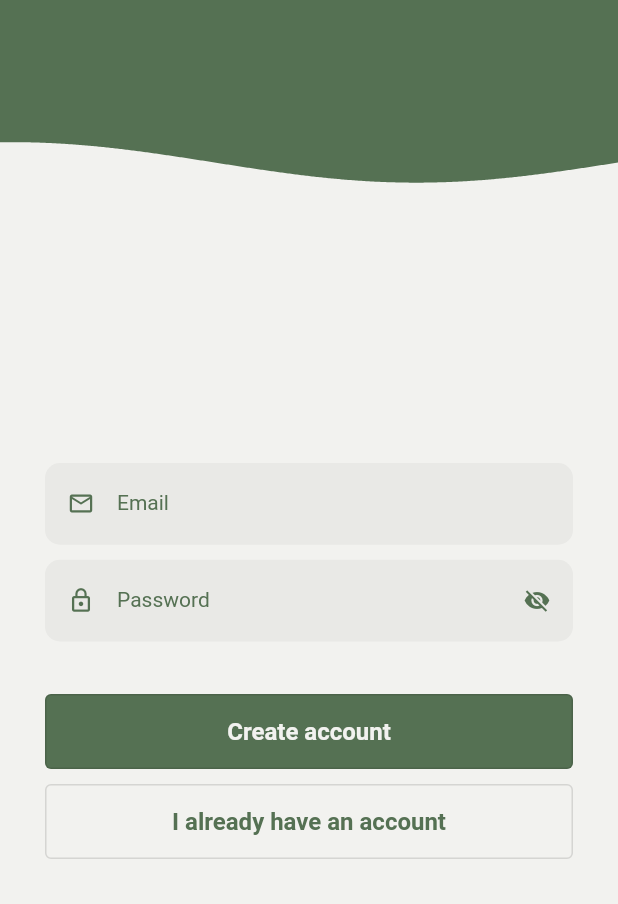
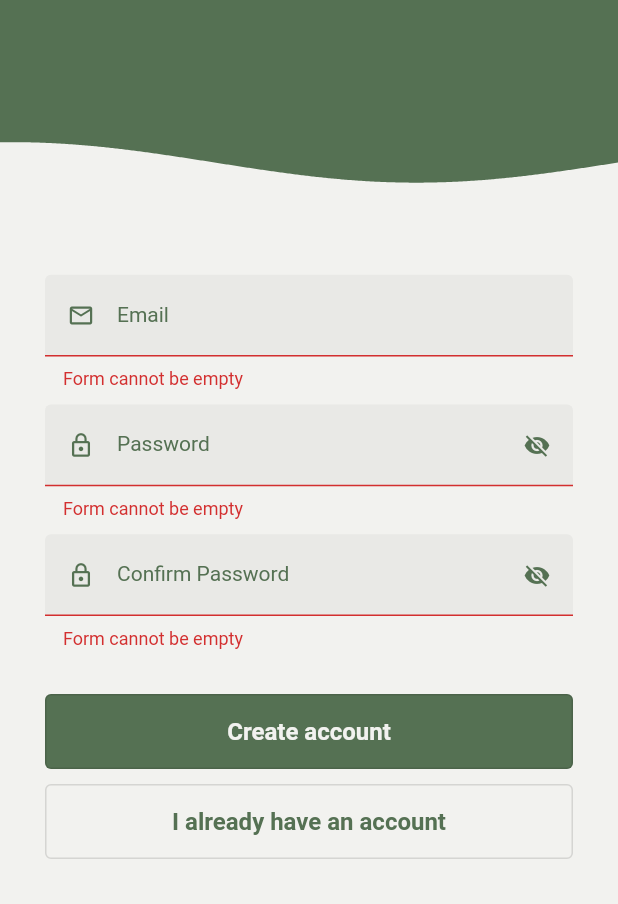
Before and after one commit to paulinagacek/ultra-shambo, a Flutter app: the RegisterPage screen opened directly, after a tap on "Create account", on a phone screen of 412 x 824 dp, the part 332-1236 px from its top. Run offline on Flutter 3.47's test engine with Material 2 defaults, Android fonts, the light colour scheme and no system bars.

Commit message:
Basic validation added

```diff
--- a/mobile_app/lib/homeModel.dart
+++ b/mobile_app/lib/loginModel.dart
@@ -1,7 +1,7 @@
 import 'package:flutter/material.dart';
 import 'package:mobile_app/globals.dart';
 
-class HomeModel extends ChangeNotifier {
+class LoginModel extends ChangeNotifier {
   get isVisible => _isVisible;
   bool _isVisible = false;
   set isVisible(value) {
@@ -9,7 +9,14 @@ class HomeModel extends ChangeNotifier {
     notifyListeners();
   }
 
-  get isValid => _isValid;
+  get isRepeatedVisible => _isRepeatedVisible;
+  bool _isRepeatedVisible = false;
+  set isRepeatedVisible(value) {
+    _isRepeatedVisible = value;
+    notifyListeners();
+  }
+
+  get isEmailValid => _isValid;
   bool _isValid = false;
   void isValidEmail(String input) {
     _isValid = RegExp(
@@ -17,12 +24,4 @@ class HomeModel extends ChangeNotifier {
         .hasMatch(input);
     notifyListeners();
   }
-
-  get isNewPage => _isNewPage;
-  bool _isNewPage = false;
-
-  void setNewPage(bool bool) {
-    _isNewPage = bool;
-    notifyListeners();
-  }
 }
--- a/mobile_app/lib/main.dart
+++ b/mobile_app/lib/main.dart
@@ -1,14 +1,15 @@
 import 'package:flutter/material.dart';
-import 'package:mobile_app/homeModel.dart';
+import 'package:mobile_app/loginModel.dart';
 import 'package:mobile_app/views/loginPage.dart';
 import 'package:provider/provider.dart';
+
 void main() => runApp(MyApp());
 
 class MyApp extends StatelessWidget {
   @override
   Widget build(BuildContext context) {
     return ChangeNotifierProvider(
-      create: (context) => HomeModel(),
+      create: (context) => LoginModel(),
       child: MaterialApp(
         debugShowCheckedModeBanner: false,
         home: LoginPage(),
--- a/mobile_app/lib/routes/CustomPageRoute.dart
+++ b/mobile_app/lib/routes/CustomPageRoute.dart
@@ -1,5 +1,5 @@
 import 'package:flutter/material.dart';
-import 'package:mobile_app/homeModel.dart';
+import 'package:mobile_app/loginModel.dart';
 import 'package:provider/provider.dart';
 
 class CustomPageRoute extends PageRouteBuilder {
--- a/mobile_app/lib/views/register.dart
+++ b/mobile_app/lib/views/register.dart
@@ -1,22 +1,30 @@
-import 'package:flutter/cupertino.dart';
 import 'package:flutter/material.dart';
-import 'package:mobile_app/routes/CustomPageRoute.dart';
-import 'package:mobile_app/views/loginPage.dart';
+import 'package:mobile_app/loginModel.dart';
 import 'package:mobile_app/widgets/buttonWidget.dart';
 import 'package:mobile_app/globals.dart';
-import 'package:mobile_app/homeModel.dart';
 import 'package:mobile_app/widgets/textFieldWidget.dart';
 import 'package:mobile_app/widgets/waveWidget.dart';
-import 'dart:developer';
-
 import 'package:provider/provider.dart';
 
-class RegisterPage extends StatelessWidget {
+class RegisterPage extends StatefulWidget {
+  const RegisterPage({Key key}) : super(key: key);
+
+  @override
+  State<RegisterPage> createState() => _RegisterPageState();
+}
+
+class _RegisterPageState extends State<RegisterPage> {
+  String _email;
+  String _password;
+  String _repeatedPassword;
+
+  final GlobalKey<FormState> _formKey = GlobalKey<FormState>();
+
   @override
   Widget build(BuildContext context) {
     final size = MediaQuery.of(context).size;
     final bool keyboardOpen = MediaQuery.of(context).viewInsets.bottom > 0;
-    final model = Provider.of<HomeModel>(context);
+    final model = Provider.of<LoginModel>(context);
 
     return Scaffold(
       backgroundColor: Global.white,
@@ -29,7 +37,7 @@ class RegisterPage extends StatelessWidget {
           AnimatedPositioned(
             duration: const Duration(milliseconds: 500),
             curve: Curves.easeOutQuad,
-            top: keyboardOpen ? -size.height / 3.7 : 0.0,
+            top: keyboardOpen ? -size.height / 2.6 : 0.0,
             child: WaveWidget(
               size: size,
               yOffset: size.height / 2.5,
@@ -70,6 +78,8 @@ class RegisterPage extends StatelessWidget {
           ),
           Padding(
             padding: const EdgeInsets.all(30.0),
+            child: Form(
+              key: _formKey,
               child: Column(
                 mainAxisAlignment: MainAxisAlignment.end,
                 children: <Widget>[
@@ -77,9 +87,12 @@ class RegisterPage extends StatelessWidget {
                     hintText: 'Email',
                     obscureText: false,
                     prefixIconData: Icons.mail_outline,
-                  suffixIconData: model.isValid ? Icons.check : null,
+                    suffixIconData: model.isEmailValid ? Icons.check : null,
                     onChanged: (value) {
                       model.isValidEmail(value);
+                    },
+                    onSaved: (String value) {
+                      _email = value;
                     },
                   ),
                   const SizedBox(
@@ -95,17 +108,51 @@ class RegisterPage extends StatelessWidget {
                         suffixIconData: model.isVisible
                             ? Icons.visibility
                             : Icons.visibility_off,
+                        onSaved: (String value) {
+                          _password = value;
+                        },
+                        onTapIcon: () {
+                          model.isVisible = !model.isVisible;
+                          model.notifyListeners();
+                        },
                       ),
                     ],
                   ),
                   const SizedBox(
-                  height: 35.0,
+                    height: 10.0,
+                  ),
+                  Column(
+                    crossAxisAlignment: CrossAxisAlignment.end,
+                    children: <Widget>[
+                      TextFieldWidget(
+                        hintText: 'Confirm Password',
+                        obscureText: model.isRepeatedVisible ? false : true,
+                        prefixIconData: Icons.lock_outline,
+                        suffixIconData: model.isRepeatedVisible
+                            ? Icons.visibility
+                            : Icons.visibility_off,
+                        onSaved: (String value) {
+                          _repeatedPassword = value;
+                        },
+                        onTapIcon: () {
+                          model.isRepeatedVisible = !model.isRepeatedVisible;
+                          model.notifyListeners();
+                        },
+                      ),
+                    ],
+                  ),
+                  const SizedBox(
+                    height: 30.0,
                   ),
                   ButtonWidget(
                     title: 'Create account',
                     hasBorder: false,
                     onPressed: () {
-                    debugPrint('Create accout click');
+                      if (!_formKey.currentState.validate()) {
+                        return;
+                      }
+                      _formKey.currentState.save();
+                      // send to API
                     },
                   ),
                   const SizedBox(
@@ -116,11 +163,11 @@ class RegisterPage extends StatelessWidget {
                     hasBorder: true,
                     onPressed: () {
                       debugPrint('Have account click');
-                    Navigator.of(context)
-                        .push(CustomPageRoute(child: LoginPage()));
+                      Navigator.of(context).pop();
                     },
                   ),
                 ],
+              ),
             ),
           ),
         ],
--- a/mobile_app/lib/widgets/textFieldWidget.dart
+++ b/mobile_app/lib/widgets/textFieldWidget.dart
@@ -4,7 +4,7 @@ import 'package:flutter/src/widgets/framework.dart';
 
 import 'package:flutter/material.dart';
 import 'package:mobile_app/globals.dart';
-import 'package:mobile_app/homeModel.dart';
+import 'package:mobile_app/loginModel.dart';
 import 'package:provider/provider.dart';
 
 class TextFieldWidget extends StatelessWidget {
@@ -13,6 +13,9 @@ class TextFieldWidget extends StatelessWidget {
   final IconData suffixIconData;
   final bool obscureText;
   final Function onChanged;
+  final Function onSaved;
+  final Function validator;
+  final Function onTapIcon;
 
   TextFieldWidget({
     this.hintText,
@@ -20,22 +23,32 @@ class TextFieldWidget extends StatelessWidget {
     this.suffixIconData,
     this.obscureText,
     this.onChanged,
+    this.onSaved,
+    this.validator,
+    this.onTapIcon,
   });
 
   @override
   Widget build(BuildContext context) {
-    final model = Provider.of<HomeModel>(context);
+    final model = Provider.of<LoginModel>(context);
+    basicValidator(String value) {
+      if (value.isEmpty) {
+        return "Form cannot be empty";
+      }
+    }
 
-    return TextField(
+    return TextFormField(
+      validator: validator ?? basicValidator,
       onChanged: onChanged,
+      onSaved: onSaved,
       obscureText: obscureText,
       cursorColor: Global.greenDark,
-      style: TextStyle(
+      style: const TextStyle(
         color: Global.greenDark,
         fontSize: 14.0,
       ),
       decoration: InputDecoration(
-        labelStyle: TextStyle(color: Global.greenDark),
+        labelStyle: const TextStyle(color: Global.greenDark),
         focusColor: Global.greenDark,
         filled: true,
         enabledBorder: UnderlineInputBorder(
@@ -44,7 +57,7 @@ class TextFieldWidget extends StatelessWidget {
         ),
         focusedBorder: OutlineInputBorder(
           borderRadius: BorderRadius.circular(10),
-          borderSide: BorderSide(color: Global.greenDark),
+          borderSide: const BorderSide(color: Global.greenDark),
         ),
         labelText: hintText,
         prefixIcon: Icon(
@@ -53,9 +66,7 @@ class TextFieldWidget extends StatelessWidget {
           color: Global.greenDark,
         ),
         suffixIcon: GestureDetector(
-          onTap: () {
-            model.isVisible = !model.isVisible;
-          },
+          onTap: onTapIcon,
           child: Icon(
             suffixIconData,
             size: 18,
```
Also changed, not shown: mobile_app/lib/views/loginPage.dart (+35 -8 lines). Lines whose indentation alone changed are shown as unchanged.
